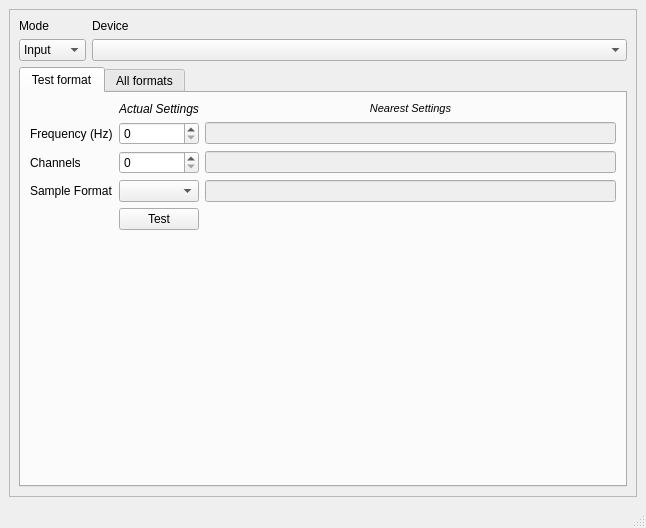
Old version of the form examples/multimedia/audiodevices/audiodevicesbase.ui in the repository wowkids1914/qtmultimedia.
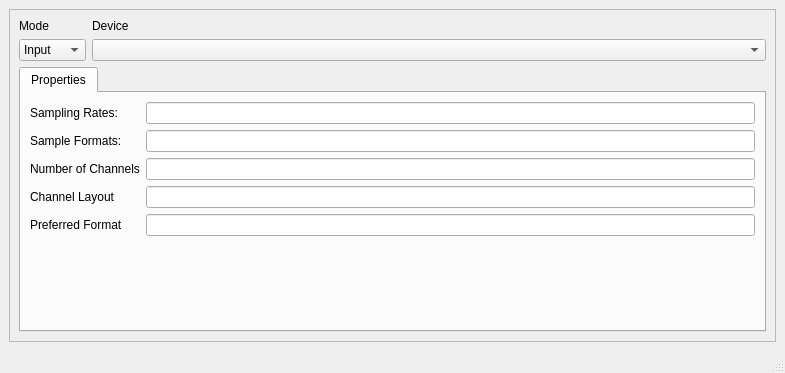
New version of the form.

Patch:
```diff
--- a/examples/multimedia/audiodevices/audiodevicesbase.ui
+++ b/examples/multimedia/audiodevices/audiodevicesbase.ui
@@ -6,8 +6,8 @@
    <rect>
     <x>0</x>
     <y>0</y>
-    <width>646</width>
-    <height>528</height>
+    <width>785</width>
+    <height>373</height>
    </rect>
   </property>
   <property name="windowTitle">
@@ -31,8 +31,8 @@
         <rect>
          <x>0</x>
          <y>0</y>
-         <width>626</width>
-         <height>483</height>
+         <width>765</width>
+         <height>331</height>
         </rect>
        </property>
        <layout class="QGridLayout" name="gridLayout_4">
@@ -81,125 +81,92 @@
             <property name="currentIndex">
              <number>0</number>
             </property>
-            <widget class="QWidget" name="testFormatTab">
+            <widget class="QWidget" name="tab">
              <attribute name="title">
-              <string>Test format</string>
+              <string>Properties</string>
              </attribute>
-             <layout class="QGridLayout" name="gridLayout">
-              <item row="12" column="1">
-               <widget class="QPushButton" name="testButton">
-                <property name="text">
-                 <string>Test</string>
-                </property>
-               </widget>
+             <layout class="QVBoxLayout" name="verticalLayout_2">
+              <item>
+               <layout class="QGridLayout" name="gridLayout_3">
+                <item row="3" column="0">
+                 <widget class="QLabel" name="channelLayoutLabel">
+                  <property name="text">
+                   <string>Channel Layout</string>
+                  </property>
+                 </widget>
+                </item>
+                <item row="0" column="0">
+                 <widget class="QLabel" name="samplingRatesLabel">
+                  <property name="text">
+                   <string>Sampling Rates:</string>
+                  </property>
+                 </widget>
+                </item>
+                <item row="0" column="2">
+                 <widget class="QLineEdit" name="samplingRatesField">
+                  <property name="readOnly">
+                   <bool>true</bool>
+                  </property>
+                 </widget>
+                </item>
+                <item row="2" column="0">
+                 <widget class="QLabel" name="channelNumberLabel">
+                  <property name="text">
+                   <string>Number of Channels</string>
+                  </property>
+                 </widget>
+                </item>
+                <item row="2" column="2">
+                 <widget class="QLineEdit" name="channelNumberField">
+                  <property name="readOnly">
+                   <bool>true</bool>
+                  </property>
+                 </widget>
+                </item>
+                <item row="1" column="0">
+                 <widget class="QLabel" name="sampleFormatField_2">
+                  <property name="text">
+                   <string>Sample Formats:</string>
+                  </property>
+                 </widget>
+                </item>
+                <item row="1" column="2">
+                 <widget class="QLineEdit" name="sampleFormatField">
+                  <property name="readOnly">
+                   <bool>true</bool>
+                  </property>
+                 </widget>
+                </item>
+                <item row="3" column="2">
+                 <widget class="QLineEdit" name="channelLayoutField">
+                  <property name="readOnly">
+                   <bool>true</bool>
+                  </property>
+                 </widget>
+                </item>
+                <item row="4" column="0">
+                 <widget class="QLabel" name="preferredFormatLabel">
+                  <property name="acceptDrops">
+                   <bool>true</bool>
+                  </property>
+                  <property name="text">
+                   <string>Preferred Format</string>
+                  </property>
+                 </widget>
+                </item>
+                <item row="4" column="2">
+                 <widget class="QLineEdit" name="preferredFormatField">
+                  <property name="acceptDrops">
+                   <bool>true</bool>
+                  </property>
+                  <property name="readOnly">
+                   <bool>true</bool>
+                  </property>
+                 </widget>
+                </item>
+               </layout>
               </item>
-              <item row="12" column="2">
-               <widget class="QLabel" name="testResult">
-                <property name="text">
-                 <string/>
-                </property>
-               </widget>
-              </item>
-              <item row="4" column="0">
-               <widget class="QLabel" name="actualChannelLabel">
-                <property name="text">
-                 <string>Channels</string>
-                </property>
-               </widget>
-              </item>
-              <item row="2" column="2">
-               <widget class="QLineEdit" name="nearestSampleRate">
-                <property name="enabled">
-                 <bool>false</bool>
-                </property>
-               </widget>
-              </item>
-              <item row="5" column="2">
-               <widget class="QLineEdit" name="nearestSampleFormat">
-                <property name="enabled">
-                 <bool>false</bool>
-                </property>
-               </widget>
-              </item>
-              <item row="5" column="0">
-               <widget class="QLabel" name="actualSampleTypeLabel">
-                <property name="text">
-                 <string>Sample Format</string>
-                </property>
-               </widget>
-              </item>
-              <item row="4" column="2">
-               <widget class="QLineEdit" name="nearestChannel">
-                <property name="enabled">
-                 <bool>false</bool>
-                </property>
-               </widget>
-              </item>
-              <item row="5" column="1">
-               <widget class="QComboBox" name="sampleFormatBox"/>
-              </item>
-              <item row="2" column="0">
-               <widget class="QLabel" name="actualFreqLabel">
-                <property name="text">
-                 <string>Frequency (Hz)</string>
-                </property>
-               </widget>
-              </item>
-              <item row="0" column="1">
-               <widget class="QLabel" name="actualLabel">
-                <property name="sizePolicy">
-                 <sizepolicy hsizetype="Preferred" vsizetype="Fixed">
-                  <horstretch>0</horstretch>
-                  <verstretch>0</verstretch>
-                 </sizepolicy>
-                </property>
-                <property name="frameShape">
-                 <enum>QFrame::Shape::NoFrame</enum>
-                </property>
-                <property name="frameShadow">
-                 <enum>QFrame::Shadow::Plain</enum>
-                </property>
-                <property name="text">
-                 <string>&lt;i&gt;Actual Settings&lt;/i&gt;</string>
-                </property>
-                <property name="textFormat">
-                 <enum>Qt::TextFormat::RichText</enum>
-                </property>
-                <property name="alignment">
-                 <set>Qt::AlignmentFlag::AlignCenter</set>
-                </property>
-               </widget>
-              </item>
-              <item row="0" column="2">
-               <widget class="QLabel" name="nearestLabel">
-                <property name="sizePolicy">
-                 <sizepolicy hsizetype="Preferred" vsizetype="Fixed">
-                  <horstretch>0</horstretch>
-                  <verstretch>0</verstretch>
-                 </sizepolicy>
-                </property>
-                <property name="frameShape">
-                 <enum>QFrame::Shape::NoFrame</enum>
-                </property>
-                <property name="frameShadow">
-                 <enum>QFrame::Shadow::Plain</enum>
-                </property>
-                <property name="text">
-                 <string>&lt;!DOCTYPE HTML PUBLIC &quot;-//W3C//DTD HTML 4.0//EN&quot; &quot;http://www.w3.org/TR/REC-html40/strict.dtd&quot;&gt;
-&lt;html&gt;&lt;head&gt;&lt;meta name=&quot;qrichtext&quot; content=&quot;1&quot; /&gt;&lt;style type=&quot;text/css&quot;&gt;
-p, li { white-space: pre-wrap; }
-&lt;/style&gt;&lt;/head&gt;&lt;body style=&quot; font-family:'MS Shell Dlg 2'; font-size:8.25pt; font-weight:400; font-style:normal;&quot;&gt;
-&lt;p style=&quot; margin-top:0px; margin-bottom:0px; margin-left:0px; margin-right:0px; -qt-block-indent:0; text-indent:0px;&quot;&gt;&lt;span style=&quot; font-style:italic;&quot;&gt;Nearest Settings&lt;/span&gt;&lt;/p&gt;&lt;/body&gt;&lt;/html&gt;</string>
-                </property>
-                <property name="textFormat">
-                 <enum>Qt::TextFormat::RichText</enum>
-                </property>
-                <property name="alignment">
-                 <set>Qt::AlignmentFlag::AlignCenter</set>
-                </property>
-               </widget>
-              </item>
-              <item row="13" column="1">
+              <item>
                <spacer name="verticalSpacer">
                 <property name="orientation">
                  <enum>Qt::Orientation::Vertical</enum>
@@ -211,84 +178,6 @@
                  </size>
                 </property>
                </spacer>
-              </item>
-              <item row="2" column="1">
-               <widget class="QSpinBox" name="sampleRateSpinBox"/>
-              </item>
-              <item row="4" column="1">
-               <widget class="QSpinBox" name="channelsSpinBox"/>
-              </item>
-             </layout>
-            </widget>
-            <widget class="QWidget" name="tab">
-             <attribute name="title">
-              <string>All formats</string>
-             </attribute>
-             <layout class="QVBoxLayout" name="verticalLayout_2">
-              <item>
-               <widget class="QPushButton" name="populateTableButton">
-                <property name="text">
-                 <string>Populate table</string>
-                </property>
-               </widget>
-              </item>
-              <item>
-               <widget class="QTableWidget" name="allFormatsTable">
-                <property name="editTriggers">
-                 <set>QAbstractItemView::EditTrigger::NoEditTriggers</set>
-                </property>
-                <property name="dragDropOverwriteMode">
-                 <bool>false</bool>
-                </property>
-                <property name="selectionMode">
-                 <enum>QAbstractItemView::SelectionMode::NoSelection</enum>
-                </property>
-                <property name="selectionBehavior">
-                 <enum>QAbstractItemView::SelectionBehavior::SelectItems</enum>
-                </property>
-                <property name="textElideMode">
-                 <enum>Qt::TextElideMode::ElideNone</enum>
-                </property>
-                <property name="sortingEnabled">
-                 <bool>false</bool>
-                </property>
-                <property name="wordWrap">
-                 <bool>false</bool>
-                </property>
-                <property name="cornerButtonEnabled">
-                 <bool>false</bool>
-                </property>
-                <property name="columnCount">
-                 <number>3</number>
-                </property>
-                <attribute name="horizontalHeaderHighlightSections">
-                 <bool>false</bool>
-                </attribute>
-                <attribute name="horizontalHeaderStretchLastSection">
-                 <bool>true</bool>
-                </attribute>
-                <attribute name="verticalHeaderVisible">
-                 <bool>false</bool>
-                </attribute>
-                <attribute name="verticalHeaderHighlightSections">
-                 <bool>false</bool>
-                </attribute>
-                <column>
-                 <property name="text">
-                  <string>Sample Format</string>
-                 </property>
-                </column>
-                <column>
-                 <property name="text">
-                  <string>Frequency (Hz)</string>
-                 </property>
-                </column>
-                <column>
-                 <property name="text">
-                  <string>Channels</string>
-                 </property>
-                </column>
-               </widget>
               </item>
              </layout>
             </widget>
```
Left out of the diff: 20 changed lines with no effect on the pictures.
